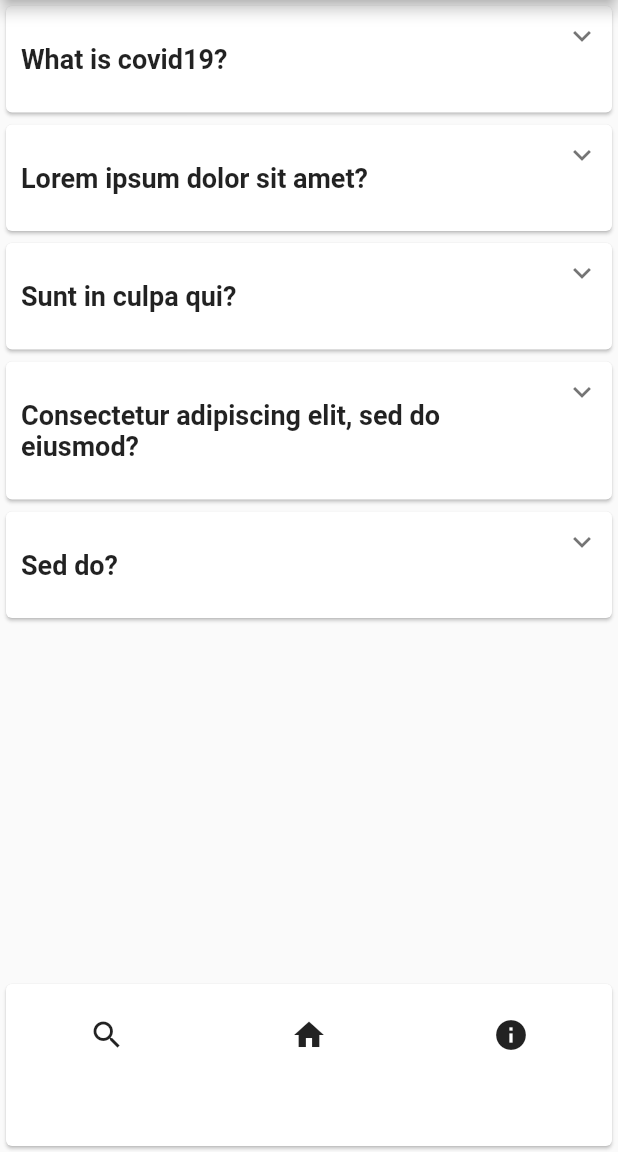
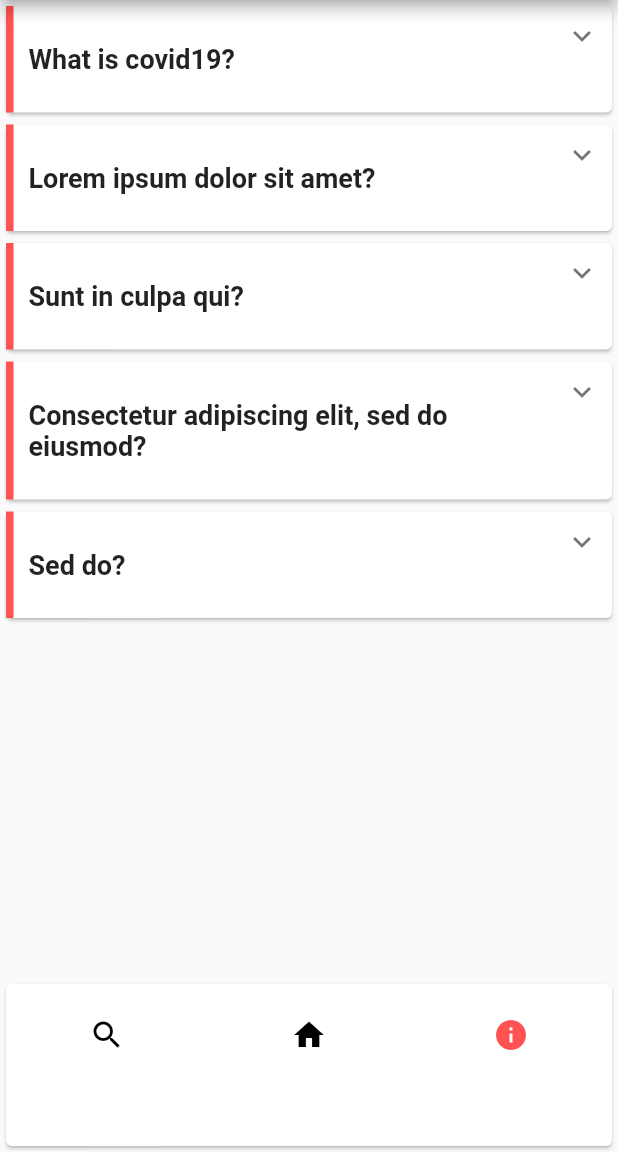
Before and after one commit to Ashley440/coved19, a Flutter app: the InfoPage screen opened by its route, on a phone screen of 412 x 824 dp, the part 84-1236 px from its top. Run offline on Flutter 3.47's test engine with Material 2 defaults, Android fonts, the phone set to English and light mode, and no system bars; drawn by our look-alikes of expandable.

Commit message:
Added highlighting to navigator pane and questions

```diff
--- a/lib/constants/navigator.dart
+++ b/lib/constants/navigator.dart
@@ -1,6 +1,8 @@
 import 'package:flutter/material.dart';
 
 class NavigatorPane extends StatefulWidget {
+  String screenActive = "home";
+  NavigatorPane({this.screenActive});
   @override
   _NavigatorPaneState createState() => _NavigatorPaneState();
 }
@@ -19,18 +21,31 @@ class _NavigatorPaneState extends State<NavigatorPane> {
                 child: IconButton(
               icon: Icon(
                 Icons.search,
+                color: widget.screenActive == "search"
+                    ? Colors.redAccent
+                    : Colors.black,
               ),
               onPressed: () =>
                   Navigator.pushReplacementNamed(context, "/search"),
             )),
             Expanded(
                 child: IconButton(
-              icon: Icon(Icons.home),
+              icon: Icon(
+                Icons.home,
+                color: widget.screenActive == "home"
+                    ? Colors.redAccent
+                    : Colors.black,
+              ),
               onPressed: () => Navigator.pushReplacementNamed(context, "/"),
             )),
             Expanded(
                 child: IconButton(
-              icon: Icon(Icons.info),
+              icon: Icon(
+                Icons.info,
+                color: widget.screenActive == "info"
+                    ? Colors.redAccent
+                    : Colors.black,
+              ),
               onPressed: () => Navigator.pushReplacementNamed(context, "/info"),
             ))
           ],
--- a/lib/models/lesson.dart
+++ b/lib/models/lesson.dart
@@ -12,6 +12,9 @@ class Lesson {
       child: ExpandablePanel(
         header: Container(
             padding: EdgeInsets.symmetric(horizontal: 10, vertical: 25),
+            decoration: BoxDecoration(
+                border: Border(
+                    left: BorderSide(color: Colors.redAccent, width: 5.0))),
             child: Text(
               question,
               softWrap: true,
@@ -26,8 +29,6 @@ class Lesson {
             textAlign: TextAlign.justify,
           ),
         ),
-        // hasIcon: true,
-        // tapHeaderToExpand: true,
       ),
     );
   }
--- a/lib/views/home.dart
+++ b/lib/views/home.dart
@@ -16,7 +16,9 @@ class _HomePageState extends State<HomePage> {
       body: Center(
         child: Text("this is the home page"),
       ),
-      bottomNavigationBar: NavigatorPane(),
+      bottomNavigationBar: NavigatorPane(
+        screenActive: "home",
+      ),
     );
   }
 }
--- a/lib/views/info.dart
+++ b/lib/views/info.dart
@@ -39,7 +39,9 @@ class _InfoPageState extends State<InfoPage> {
       body: ListView.builder(
           itemCount: lessons.length,
           itemBuilder: (context, index) => lessons[index].display()),
-      bottomNavigationBar: NavigatorPane(),
+      bottomNavigationBar: NavigatorPane(
+        screenActive: "info",
+      ),
     );
   }
 }
--- a/lib/views/search.dart
+++ b/lib/views/search.dart
@@ -14,7 +14,9 @@ class _SearchPageState extends State<SearchPage> {
         title: Center(child: Text("CovED19")),
       ),
       body: Center(child: Text("This is the search page")),
-      bottomNavigationBar: NavigatorPane(),
+      bottomNavigationBar: NavigatorPane(
+        screenActive: "search",
+      ),
     );
   }
 }
```
